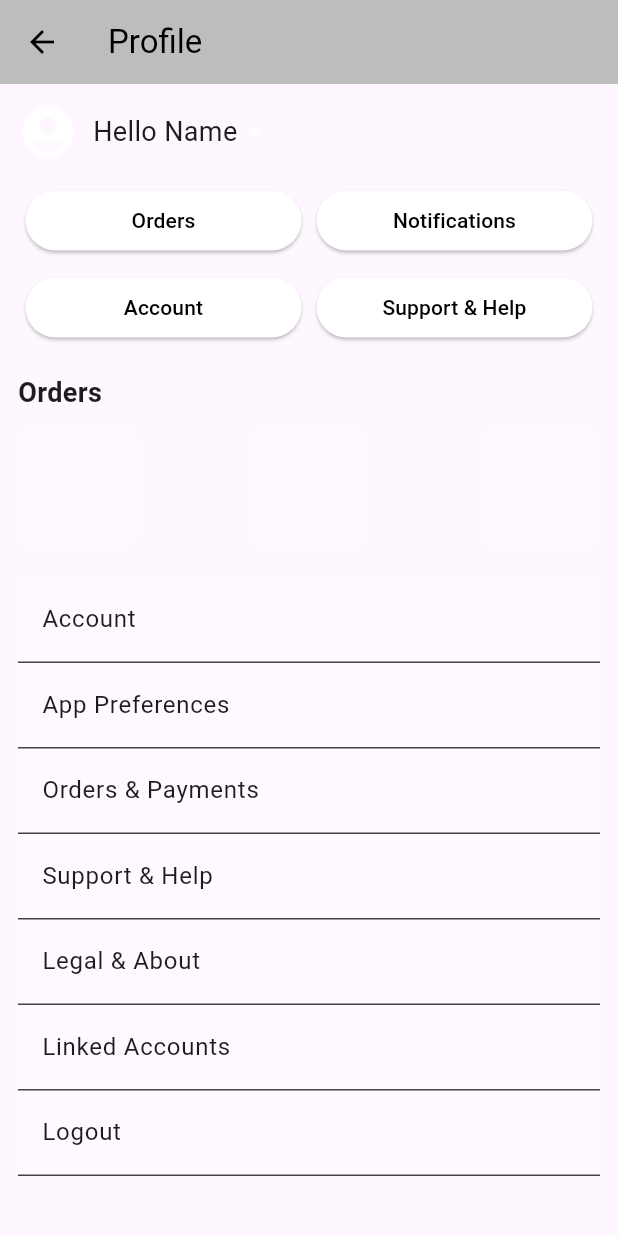
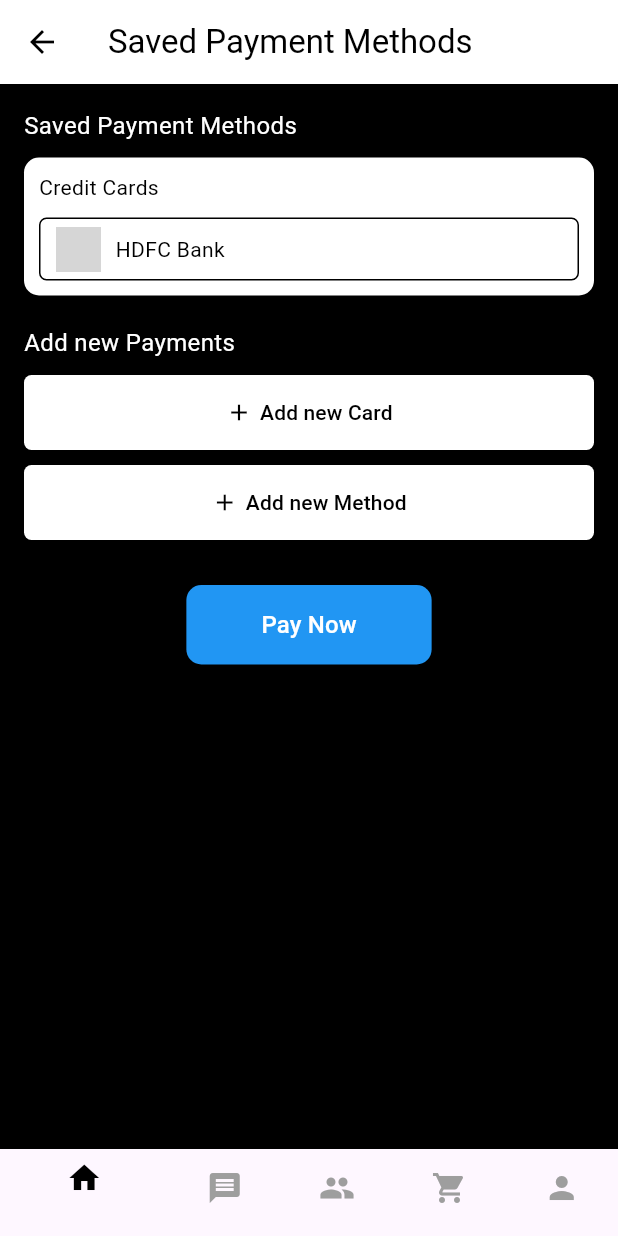
Before and after one commit to CloudySky0/carreau, a Flutter app: the ProfileScreen screen opened directly, after a tap on "Orders & Payments", on a phone screen of 412 x 824 dp. Run offline on Flutter 3.47's test engine with Material 3 defaults, Android fonts, the phone set to English and light mode, and no system bars; our stand-ins replace cloud_firestore, firebase_core, flutter_spinkit, font_awesome_flutter, shared_preferences; accounts and stored records are empty; network calls fail; Roboto replaces fonts that are missing (Poppins); grey boxes are pictures that could not be loaded.

Commit message:
added payment method screen

```diff
--- a/lib/ProfileScreen.dart
+++ b/lib/ProfileScreen.dart
@@ -133,6 +133,12 @@ Widget _buildQuickButton(BuildContext context, String title) {
               MaterialPageRoute(builder: (context) => AppPreferencesScreen()),
             );
           }
+          if (title == "Orders & Payments") {
+            Navigator.push(
+              context,
+              MaterialPageRoute(builder: (context) => SavedPaymentMethodsScreen()),
+            );
+          }
           },
         ),
         Divider(height: 1, color: Colors.grey[800]),
--- a/lib/paymentMethods.dart
+++ b/lib/paymentMethods.dart
@@ -0,0 +1,136 @@
+import 'package:flutter/material.dart';
+
+void main() {
+  runApp(MyApp());
+}
+
+class MyApp extends StatelessWidget {
+  @override
+  Widget build(BuildContext context) {
+    return MaterialApp(
+      debugShowCheckedModeBanner: false,
+      theme: ThemeData.dark(), // Set dark theme
+      home: SavedPaymentMethodsScreen(),
+    );
+  }
+}
+
+class SavedPaymentMethodsScreen extends StatelessWidget {
+  @override
+  Widget build(BuildContext context) {
+    return Scaffold(
+      backgroundColor: Colors.black,
+      appBar: AppBar(
+        backgroundColor: Colors.white,
+        elevation: 0,
+        title: Text("Saved Payment Methods", style: TextStyle(color: Colors.black)),
+        leading: IconButton(
+          icon: Icon(Icons.arrow_back, color: Colors.black),
+          onPressed: () {},
+        ),
+      ),
+      body: Padding(
+        padding: EdgeInsets.all(16.0),
+        child: Column(
+          crossAxisAlignment: CrossAxisAlignment.start,
+          children: [
+            // Saved Payment Methods
+            Text("Saved Payment Methods", style: TextStyle(color: Colors.white, fontSize: 16)),
+            SizedBox(height: 10),
+
+            // Credit Card Section
+            Container(
+              padding: EdgeInsets.all(10),
+              decoration: BoxDecoration(
+                color: Colors.white,
+                borderRadius: BorderRadius.circular(10),
+              ),
+              child: Column(
+                crossAxisAlignment: CrossAxisAlignment.start,
+                children: [
+                  Text("Credit Cards", style: TextStyle(color: Colors.black, fontSize: 14)),
+                  SizedBox(height: 10),
+                  Container(
+                    decoration: BoxDecoration(
+                      border: Border.all(color: Colors.black),
+                      borderRadius: BorderRadius.circular(5),
+                    ),
+                    padding: EdgeInsets.symmetric(horizontal: 10, vertical: 5),
+                    child: Row(
+                      children: [
+                        Image.network(
+                          "https://upload.wikimedia.org/wikipedia/commons/b/b7/MasterCard_Logo.svg",
+                          width: 30,
+                          height: 30,
+                        ),
+                        SizedBox(width: 10),
+                        Text("HDFC Bank", style: TextStyle(color: Colors.black, fontSize: 14)),
+                      ],
+                    ),
+                  ),
+                ],
+              ),
+            ),
+            SizedBox(height: 20),
+
+            // Add New Payment Methods Section
+            Text("Add new Payments", style: TextStyle(color: Colors.white, fontSize: 16)),
+            SizedBox(height: 10),
+
+            _buildAddButton("Add new Card"),
+            SizedBox(height: 10),
+            _buildAddButton("Add new Method"),
+            SizedBox(height: 30),
+
+            // Pay Now Button
+            Center(
+              child: ElevatedButton(
+                onPressed: () {},
+                style: ElevatedButton.styleFrom(
+                  backgroundColor: Colors.blue,
+                  padding: EdgeInsets.symmetric(horizontal: 50, vertical: 15),
+                  shape: RoundedRectangleBorder(borderRadius: BorderRadius.circular(10)),
+                ),
+                child: Text("Pay Now", style: TextStyle(fontSize: 16, color: Colors.white)),
+              ),
+            ),
+          ],
+        ),
+      ),
+
+      // Bottom Navigation Bar
+      bottomNavigationBar: BottomNavigationBar(
+        backgroundColor: Colors.white,
+        selectedItemColor: Colors.black,
+        unselectedItemColor: Colors.grey,
+        items: [
+          BottomNavigationBarItem(icon: Icon(Icons.home), label: ""),
+          BottomNavigationBarItem(icon: Icon(Icons.message), label: ""),
+          BottomNavigationBarItem(icon: Icon(Icons.people), label: ""),
+          BottomNavigationBarItem(icon: Icon(Icons.shopping_cart), label: ""),
+          BottomNavigationBarItem(icon: Icon(Icons.person), label: ""),
+        ],
+      ),
+    );
+  }
+
+  // Helper Widget for "Add new Card" & "Add new Method" buttons
+  Widget _buildAddButton(String text) {
+    return ElevatedButton(
+      onPressed: () {},
+      style: ElevatedButton.styleFrom(
+        backgroundColor: Colors.white,
+        padding: EdgeInsets.symmetric(horizontal: 20, vertical: 15),
+        shape: RoundedRectangleBorder(borderRadius: BorderRadius.circular(5)),
+      ),
+      child: Row(
+        mainAxisAlignment: MainAxisAlignment.center,
+        children: [
+          Icon(Icons.add, color: Colors.black),
+          SizedBox(width: 5),
+          Text(text, style: TextStyle(color: Colors.black)),
+        ],
+      ),
+    );
+  }
+}
```
